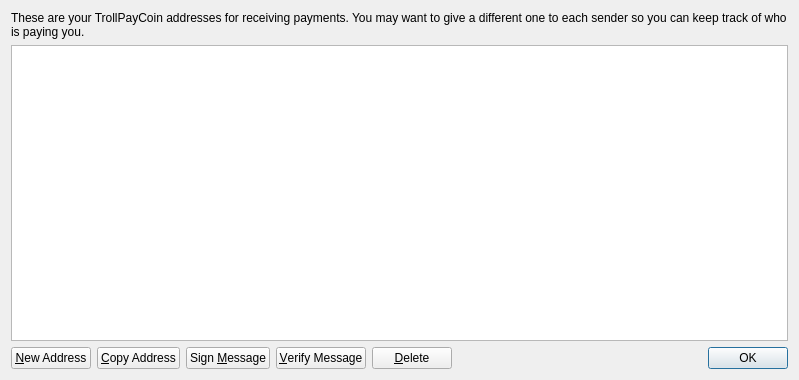
First picture: the form in src/qt/forms/addressbookpage.ui, repository EpyxZ/TrollPayCoin, before the edit.
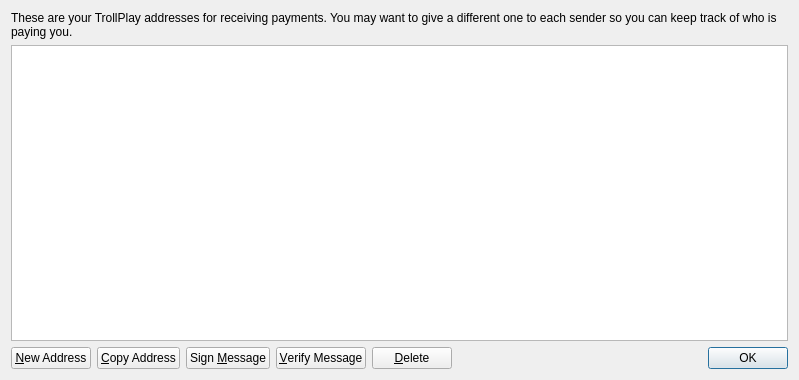
Second picture: the form after the edit. Icons and pictures are not drawn.

```diff
--- a/src/qt/forms/addressbookpage.ui
+++ b/src/qt/forms/addressbookpage.ui
@@ -17,7 +17,7 @@
    <item>
     <widget class="QLabel" name="labelExplanation">
      <property name="text">
-      <string>These are your TrollPayCoin addresses for receiving payments. You may want to give a different one to each sender so you can keep track of who is paying you.</string>
+      <string>These are your TrollPlay addresses for receiving payments. You may want to give a different one to each sender so you can keep track of who is paying you.</string>
      </property>
      <property name="textFormat">
       <enum>Qt::PlainText</enum>
```
Left out of the diff: 4 changed lines with no effect on the pictures.
